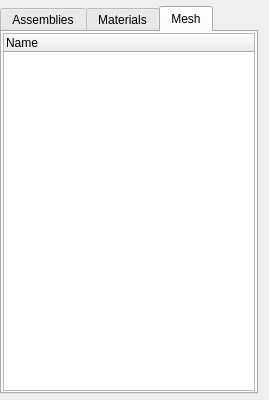
The window that Application/qInputListWidget.ui (Sprunth/RGG) describes before a commit, drawn with Qt 5.
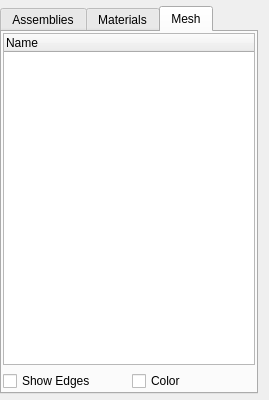
The same window after the commit. The open tabs and pages were chosen to show the change.

Commit message: add control for coloring and edges

```diff
--- a/Application/qInputListWidget.ui
+++ b/Application/qInputListWidget.ui
@@ -111,6 +111,24 @@
          </column>
         </widget>
        </item>
+       <item row="1" column="0">
+        <layout class="QHBoxLayout" name="horizontalLayout">
+         <item>
+          <widget class="QCheckBox" name="ShowEdges">
+           <property name="text">
+            <string>Show Edges</string>
+           </property>
+          </widget>
+         </item>
+         <item>
+          <widget class="QCheckBox" name="ColorMesh">
+           <property name="text">
+            <string>Color</string>
+           </property>
+          </widget>
+         </item>
+        </layout>
+       </item>
       </layout>
      </widget>
     </widget>
```
The commit also changes 6 other files.
